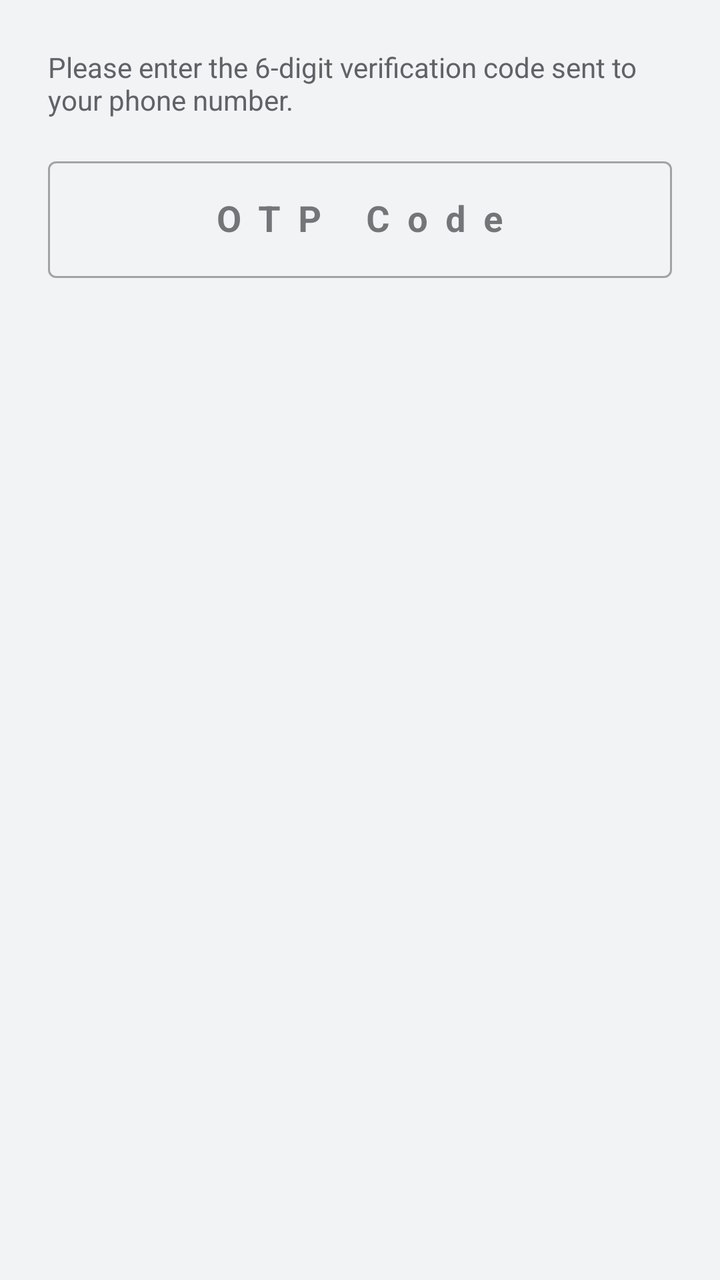
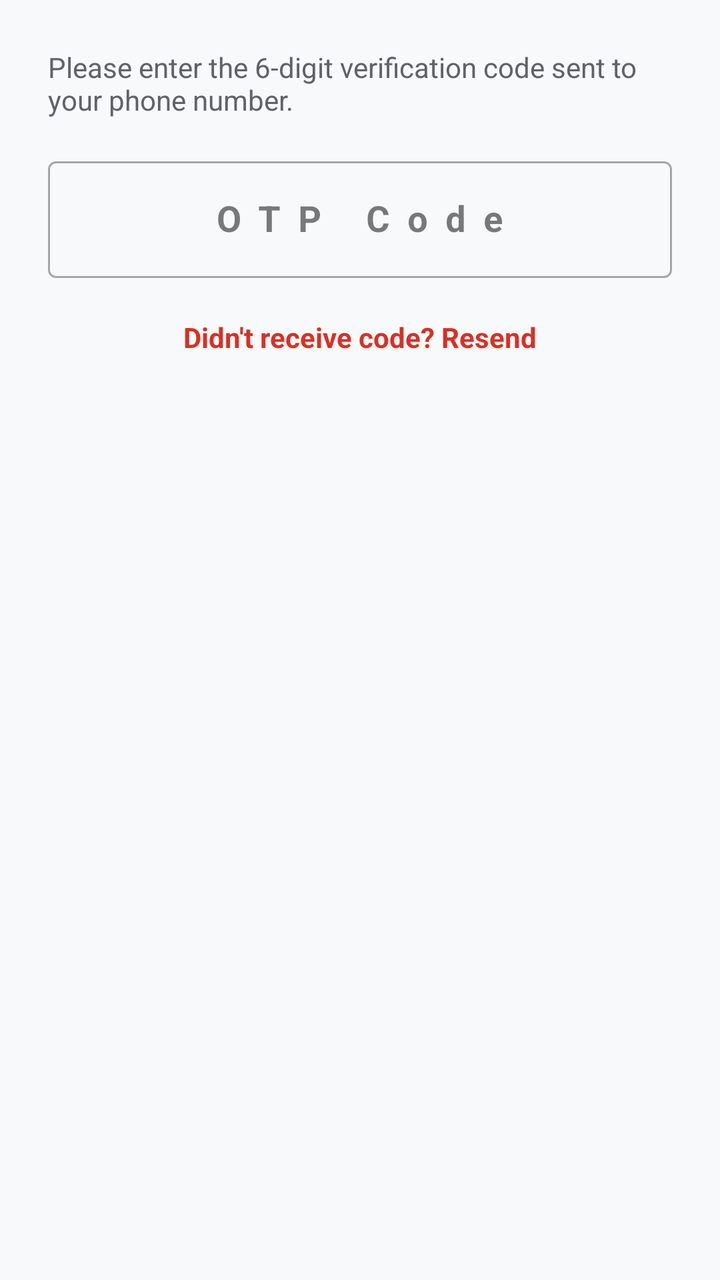

Compare the two renders of this Android layout. The source of the first and the diff that turns it into the second are given below.
<!-- AndroidManifest.xml: application theme Theme.BeaconSOS -->
<!-- res/layout/dialog_otp.xml -->
<?xml version="1.0" encoding="utf-8"?>
<LinearLayout xmlns:android="http://schemas.android.com/apk/res/android"
    android:layout_width="match_parent"
    android:layout_height="wrap_content"
    android:orientation="vertical"
    android:padding="24dp">

    <TextView
        android:layout_width="match_parent"
        android:layout_height="wrap_content"
        android:text="Please enter the 6-digit verification code sent to your phone number."
        android:textColor="@color/text_secondary"
        android:textSize="14sp"
        android:layout_marginBottom="16dp" />

    <com.google.android.material.textfield.TextInputLayout
        android:layout_width="match_parent"
        android:layout_height="wrap_content"
        style="@style/Widget.MaterialComponents.TextInputLayout.OutlinedBox">

        <com.google.android.material.textfield.TextInputEditText
            android:id="@+id/etOtp"
            android:layout_width="match_parent"
            android:layout_height="wrap_content"
            android:hint="OTP Code"
            android:inputType="number"
            android:maxLength="6"
            android:letterSpacing="0.5"
            android:gravity="center"
            android:textSize="18sp"
            android:textStyle="bold" />
    </com.google.android.material.textfield.TextInputLayout>

</LinearLayout>
<!-- resources referenced by this layout -->
<resources>
  <color name="text_secondary">#5F6368</color>
  <style name="Theme.BeaconSOS" parent="Theme.MaterialComponents.Light.NoActionBar">
          
          <item name="colorPrimary">@color/primary_blue</item>
          <item name="colorPrimaryVariant">@color/primary_dark_blue</item>
          <item name="colorOnPrimary">@color/white</item>
  
          
          <item name="colorSecondary">@color/accent_blue</item>
          <item name="colorOnSecondary">@color/white</item>
  
          
          <item name="android:statusBarColor">?attr/colorPrimaryVariant</item>
  
          
          <item name="android:windowBackground">@color/background_color</item>
          <item name="colorSurface">@color/surface_color</item>
          <item name="colorOnSurface">@color/text_primary</item>
  
          
          <item name="android:textColorPrimary">@color/text_primary</item>
          <item name="android:textColorSecondary">@color/text_secondary</item>
          <item name="android:textColorHint">@color/text_hint</item>
  
          
          <item name="dividerHorizontal">@color/divider_color</item>
  
          
          <item name="windowActionBar">false</item>
          <item name="windowNoTitle">true</item>
  
          
          <item name="android:popupMenuStyle">@style/GlassyPopupMenu</item>
          <item name="popupMenuStyle">@style/GlassyPopupMenu</item>
      </style>
  <color name="primary_blue">#1A73E8</color>
  <color name="primary_dark_blue">#0D47A1</color>
  <color name="white">#FFFFFF</color>
  <color name="accent_blue">#4285F4</color>
  <color name="background_color">#F1F3F4</color>
  <color name="surface_color">#FFFFFF</color>
  <color name="text_primary">#202124</color>
  <color name="text_hint">#70757A</color>
  <color name="divider_color">#DADCE0</color>
  <style name="GlassyPopupMenu" parent="Widget.AppCompat.PopupMenu">
          <item name="android:popupBackground">@drawable/glassy_menu_bg</item>
      </style>
  <!-- drawable glassy_menu_bg (drawable) -->
  <?xml version="1.0" encoding="utf-8"?>
  <shape xmlns:android="http://schemas.android.com/apk/res/android">
      <solid android:color="#CCFFFFFF" /> 
      <corners android:radius="16dp" />
      <stroke android:width="1dp" android:color="#40FFFFFF" />
  </shape>
</resources>

<!-- the commit's change to res/layout/dialog_otp.xml (unified diff, before → after) -->
@@ -31,4 +31,18 @@
             android:textStyle="bold" />
     </com.google.android.material.textfield.TextInputLayout>
 
+    <TextView
+        android:id="@+id/tvResendOtp"
+        android:layout_width="wrap_content"
+        android:layout_height="wrap_content"
+        android:text="Didn't receive code? Resend"
+        android:textColor="@color/error_red"
+        android:textSize="14sp"
+        android:textStyle="bold"
+        android:layout_marginTop="12dp"
+        android:layout_gravity="center"
+        android:padding="8dp"
+        android:clickable="true"
+        android:focusable="true" />
+
 </LinearLayout>
<!-- resource entries referenced after the edit -->
@@ -1,49 +1,72 @@
 <!-- resources referenced by this layout -->
 <resources>
-  <color name="text_secondary">#5F6368</color>
-  <style name="Theme.BeaconSOS" parent="Theme.MaterialComponents.Light.NoActionBar">
+  <color name="error_red">@color/color_error</color>
+  <color name="text_secondary">@color/color_on_surface_variant</color>
+  <style name="Theme.BeaconSOS" parent="Theme.Material3.DayNight.NoActionBar">
           
-          <item name="colorPrimary">@color/primary_blue</item>
-          <item name="colorPrimaryVariant">@color/primary_dark_blue</item>
-          <item name="colorOnPrimary">@color/white</item>
+          <item name="colorPrimary">@color/color_primary</item>
+          <item name="colorOnPrimary">@color/color_on_primary</item>
+          <item name="colorPrimaryContainer">@color/sky_blue</item>
+          <item name="colorOnPrimaryContainer">@color/color_primary_variant</item>
   
           
-          <item name="colorSecondary">@color/accent_blue</item>
+          <item name="colorSecondary">@color/color_secondary</item>
           <item name="colorOnSecondary">@color/white</item>
   
           
-          <item name="android:statusBarColor">?attr/colorPrimaryVariant</item>
+          <item name="android:statusBarColor">@color/color_primary_variant</item>
   
           
-          <item name="android:windowBackground">@color/background_color</item>
-          <item name="colorSurface">@color/surface_color</item>
-          <item name="colorOnSurface">@color/text_primary</item>
+          <item name="android:windowBackground">@color/color_background</item>
+          <item name="colorSurface">@color/color_surface</item>
+          <item name="colorOnSurface">@color/color_on_surface</item>
+          <item name="colorSurfaceVariant">@color/color_surface_variant</item>
+          <item name="colorOnSurfaceVariant">@color/color_on_surface_variant</item>
+          <item name="colorError">@color/color_error</item>
   
           
-          <item name="android:textColorPrimary">@color/text_primary</item>
-          <item name="android:textColorSecondary">@color/text_secondary</item>
+          <item name="android:textColorPrimary">@color/color_on_surface</item>
+          <item name="android:textColorSecondary">@color/color_on_surface_variant</item>
           <item name="android:textColorHint">@color/text_hint</item>
   
           
-          <item name="dividerHorizontal">@color/divider_color</item>
+          <item name="dividerHorizontal">@color/color_outline</item>
+          <item name="windowActionBar">false</item>
+          <item name="windowNoTitle">true</item>
   
           
-          <item name="windowActionBar">false</item>
-          <item name="windowNoTitle">true</item>
+          <item name="navigationIconTint">@color/white</item>
+          <item name="colorControlNormal">@color/white</item>
+          <item name="android:homeAsUpIndicator">@drawable/ic_back_white</item>
   
           
           <item name="android:popupMenuStyle">@style/GlassyPopupMenu</item>
           <item name="popupMenuStyle">@style/GlassyPopupMenu</item>
       </style>
-  <color name="primary_blue">#1A73E8</color>
-  <color name="primary_dark_blue">#0D47A1</color>
+  <color name="color_error">#D93025</color>
+  <color name="color_on_surface_variant">#5F6368</color>
+  <color name="color_primary">#1A73E8</color>
+  <color name="color_on_primary">#FFFFFF</color>
+  <color name="sky_blue">#E3F2FD</color>
+  <color name="color_primary_variant">#0D47A1</color>
+  <color name="color_secondary">#4285F4</color>
   <color name="white">#FFFFFF</color>
-  <color name="accent_blue">#4285F4</color>
-  <color name="background_color">#F1F3F4</color>
-  <color name="surface_color">#FFFFFF</color>
-  <color name="text_primary">#202124</color>
+  <color name="color_background">#F8F9FA</color>
+  <color name="color_surface">#FFFFFF</color>
+  <color name="color_on_surface">#202124</color>
+  <color name="color_surface_variant">#F1F3F4</color>
   <color name="text_hint">#70757A</color>
-  <color name="divider_color">#DADCE0</color>
+  <color name="color_outline">#DADCE0</color>
+  <!-- drawable ic_back_white (drawable) -->
+  <vector xmlns:android="http://schemas.android.com/apk/res/android"
+      android:width="24dp"
+      android:height="24dp"
+      android:viewportWidth="24"
+      android:viewportHeight="24">
+    <path
+        android:fillColor="@android:color/white"
+        android:pathData="M20,11H7.83l5.59,-5.59L12,4l-8,8 8,8 1.41,-1.41L7.83,13H20v-2z"/>
+  </vector>
   <style name="GlassyPopupMenu" parent="Widget.AppCompat.PopupMenu">
           <item name="android:popupBackground">@drawable/glassy_menu_bg</item>
       </style>
